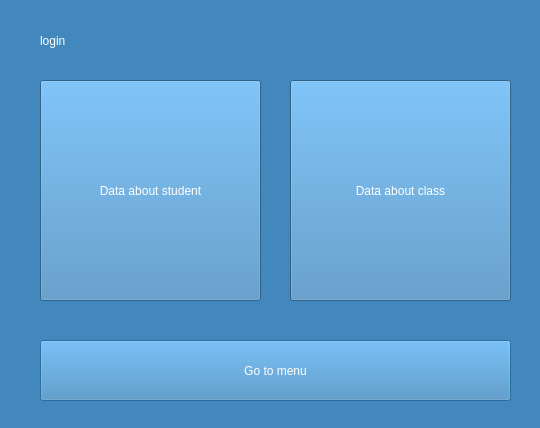
The window that QTcreator/Diary/get_data.ui (albaSANDROS/DIPLOMA-PROJECT.-Multi-user-client-server-application-e-journal) describes before a commit, drawn with Qt 5.
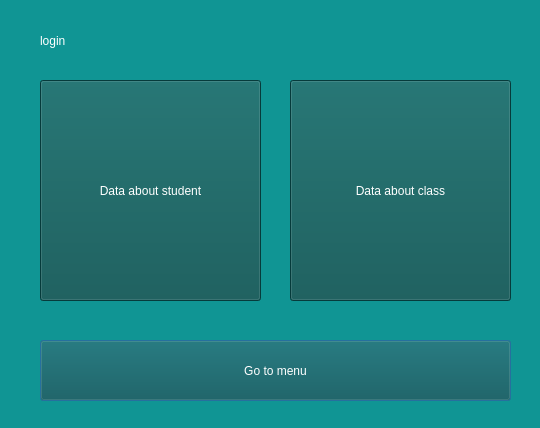
The same window after the commit.

Diff of the .ui file:
```diff
--- a/QTcreator/Diary/get_data.ui
+++ b/QTcreator/Diary/get_data.ui
@@ -14,8 +14,11 @@
    <string>Dialog</string>
   </property>
   <property name="styleSheet">
-   <string notr="true">background-color: rgb(67, 136, 189);
-selection-color: rgb(22, 34, 49);</string>
+   <string notr="true">
+color: rgb(255, 255, 255);
+background-color: rgb(16, 149, 148);
+
+</string>
   </property>
   <widget class="QLabel" name="label">
    <property name="geometry">
@@ -43,7 +46,9 @@
     </rect>
    </property>
    <property name="styleSheet">
-    <string notr="true">color: rgb(255, 255, 255);</string>
+    <string notr="true">background-color: rgb(29, 35, 35);
+background-color: rgb(9, 83, 82);
+color: rgb(255, 255, 255);</string>
    </property>
    <property name="text">
     <string>Go to menu</string>
@@ -59,7 +64,9 @@
     </rect>
    </property>
    <property name="styleSheet">
-    <string notr="true">color: rgb(255, 255, 255);</string>
+    <string notr="true">background-color: rgb(29, 35, 35);
+background-color: rgb(9, 83, 82);
+color: rgb(255, 255, 255);</string>
    </property>
    <property name="text">
     <string>Data about class</string>
@@ -75,7 +82,9 @@
     </rect>
    </property>
    <property name="styleSheet">
-    <string notr="true">color: rgb(255, 255, 255);</string>
+    <string notr="true">background-color: rgb(29, 35, 35);
+background-color: rgb(9, 83, 82);
+color: rgb(255, 255, 255);</string>
    </property>
    <property name="text">
     <string>Data about student</string>
```
